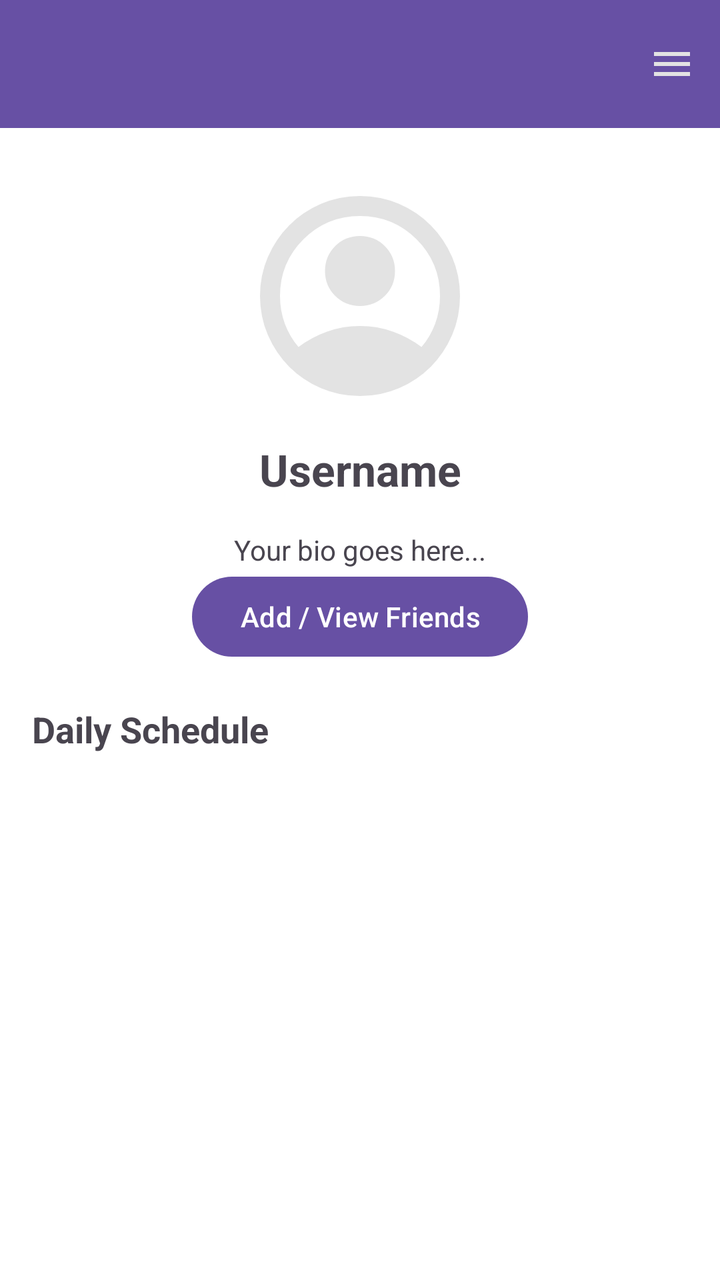
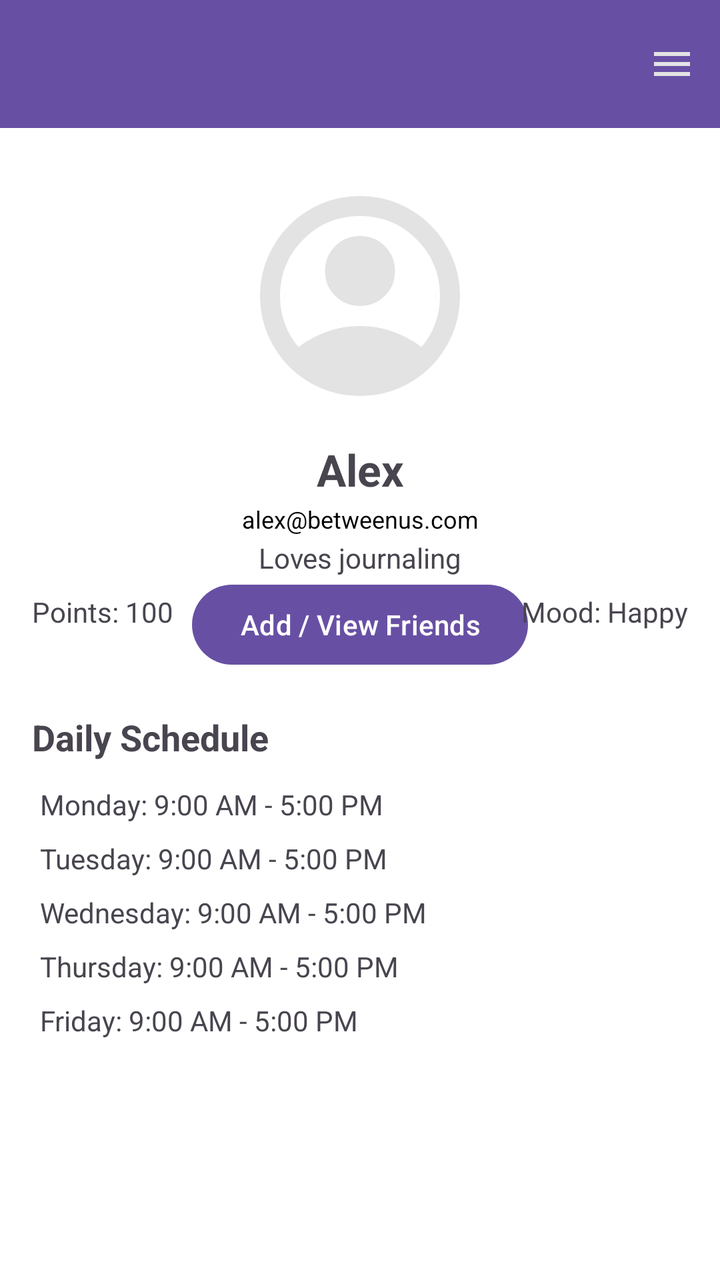

An Android layout rendered at two revisions. The XML below is the earlier revision; the diff shows what the commit changed to produce the second picture.
<!-- AndroidManifest.xml: application theme Theme.BetweenUs -->
<!-- res/layout/fragment_profile.xml -->
<?xml version="1.0" encoding="utf-8"?>
<androidx.constraintlayout.widget.ConstraintLayout
    xmlns:android="http://schemas.android.com/apk/res/android"
    xmlns:app="http://schemas.android.com/apk/res-auto"
    android:layout_width="match_parent"
    android:layout_height="match_parent"
    android:background="@color/white">

    
    <com.google.android.material.appbar.MaterialToolbar
        android:id="@+id/profileToolbar"
        android:layout_width="0dp"
        android:layout_height="wrap_content"
        android:title="Profile"
        android:background="?attr/colorPrimary"
        android:titleTextColor="@android:color/white"
        app:menu="@menu/profile_menu"
        app:layout_constraintTop_toTopOf="parent"
        app:layout_constraintStart_toStartOf="parent"
        app:layout_constraintEnd_toEndOf="parent"/>

    
    <ImageView
        android:id="@+id/profileImage"
        android:layout_width="120dp"
        android:layout_height="120dp"
        android:layout_marginTop="24dp"
        android:src="@drawable/profilebtn_filled"
        android:scaleType="centerCrop"
        app:layout_constraintTop_toBottomOf="@id/profileToolbar"
        app:layout_constraintStart_toStartOf="parent"
        app:layout_constraintEnd_toEndOf="parent"/>

    
    <TextView
        android:id="@+id/profileUsername"
        android:layout_width="wrap_content"
        android:layout_height="wrap_content"
        android:text="Username"
        android:textSize="22sp"
        android:textStyle="bold"
        android:layout_marginTop="12dp"
        app:layout_constraintTop_toBottomOf="@id/profileImage"
        app:layout_constraintStart_toStartOf="parent"
        app:layout_constraintEnd_toEndOf="parent"/>

    
    <TextView
        android:id="@+id/profileBio"
        android:layout_width="0dp"
        android:layout_height="wrap_content"
        android:text="Your bio goes here..."
        android:layout_margin="16dp"
        android:gravity="center"
        app:layout_constraintTop_toBottomOf="@id/profileUsername"
        app:layout_constraintStart_toStartOf="parent"
        app:layout_constraintEnd_toEndOf="parent"/>

    
    <Button
        android:id="@+id/viewFriendsButton"
        android:layout_width="wrap_content"
        android:layout_height="wrap_content"
        android:text="Add / View Friends"
        app:layout_constraintTop_toBottomOf="@id/profileBio"
        app:layout_constraintStart_toStartOf="parent"
        app:layout_constraintEnd_toEndOf="parent"/>

    
    <TextView
        android:id="@+id/scheduleTitle"
        android:layout_width="wrap_content"
        android:layout_height="wrap_content"
        android:text="Daily Schedule"
        android:textSize="18sp"
        android:textStyle="bold"
        android:layout_marginTop="20dp"
        app:layout_constraintTop_toBottomOf="@id/viewFriendsButton"
        app:layout_constraintStart_toStartOf="parent"
        android:layout_marginStart="16dp"/>

    
    <androidx.recyclerview.widget.RecyclerView
        android:id="@+id/scheduleRecyclerView"
        android:layout_width="0dp"
        android:layout_height="0dp"
        android:layout_margin="12dp"
        app:layout_constraintTop_toBottomOf="@id/scheduleTitle"
        app:layout_constraintBottom_toBottomOf="parent"
        app:layout_constraintStart_toStartOf="parent"
        app:layout_constraintEnd_toEndOf="parent"/>

</androidx.constraintlayout.widget.ConstraintLayout>
<!-- resources referenced by this layout -->
<resources>
  <color name="white">#FFFFFFFF</color>
  <!-- drawable profilebtn_filled (drawable) -->
  <vector xmlns:android="http://schemas.android.com/apk/res/android"
      android:width="24dp"
      android:height="24dp"
      android:viewportWidth="960"
      android:viewportHeight="960">
    <path
        android:pathData="M234,684q51,-39 114,-61.5T480,600q69,0 132,22.5T726,684q35,-41 54.5,-93T800,480q0,-133 -93.5,-226.5T480,160q-133,0 -226.5,93.5T160,480q0,59 19.5,111t54.5,93ZM380.5,479.5Q340,439 340,380t40.5,-99.5Q421,240 480,240t99.5,40.5Q620,321 620,380t-40.5,99.5Q539,520 480,520t-99.5,-40.5ZM480,880q-83,0 -156,-31.5T197,763q-54,-54 -85.5,-127T80,480q0,-83 31.5,-156T197,197q54,-54 127,-85.5T480,80q83,0 156,31.5T763,197q54,54 85.5,127T880,480q0,83 -31.5,156T763,763q-54,54 -127,85.5T480,880Z"
        android:fillColor="#e3e3e3"/>
  </vector>
  <style name="Theme.BetweenUs" parent="Theme.MaterialComponents.DayNight.DarkActionBar">
          
          <item name="colorPrimary">@color/purple_500</item>
          <item name="colorPrimaryVariant">@color/purple_700</item>
          <item name="colorOnPrimary">@color/white</item>
          
          <item name="colorSecondary">@color/teal_200</item>
          <item name="colorSecondaryVariant">@color/teal_700</item>
          <item name="colorOnSecondary">@color/black</item>
          
          <item name="android:statusBarColor">?attr/colorPrimaryVariant</item>
          
      </style>
  <color name="purple_500">#FF6200EE</color>
  <color name="purple_700">#FF3700B3</color>
  <color name="teal_200">#FF03DAC5</color>
  <color name="teal_700">#FF018786</color>
  <color name="black">#FF000000</color>
</resources>

<!-- the commit's change to res/layout/fragment_profile.xml (unified diff, before → after) -->
@@ -36,11 +36,24 @@
         android:id="@+id/profileUsername"
         android:layout_width="wrap_content"
         android:layout_height="wrap_content"
-        android:text="Username"
+        android:text="Alex"
         android:textSize="22sp"
         android:textStyle="bold"
         android:layout_marginTop="12dp"
         app:layout_constraintTop_toBottomOf="@id/profileImage"
+        app:layout_constraintStart_toStartOf="parent"
+        app:layout_constraintEnd_toEndOf="parent"/>
+    
+    
+    <TextView
+        android:id="@+id/profileEmail"
+        android:layout_width="wrap_content"
+        android:layout_height="wrap_content"
+        android:text="alex@betweenus.com"
+        android:textSize="12sp"
+        android:textColor="@android:color/black"
+        android:layout_marginTop="2dp"
+        app:layout_constraintTop_toBottomOf="@id/profileUsername"
         app:layout_constraintStart_toStartOf="parent"
         app:layout_constraintEnd_toEndOf="parent"/>
 
@@ -49,8 +62,8 @@
         android:id="@+id/profileBio"
         android:layout_width="0dp"
         android:layout_height="wrap_content"
-        android:text="Your bio goes here..."
-        android:layout_margin="16dp"
+        android:text="Loves journaling"
+        android:layout_margin="20dp"
         android:gravity="center"
         app:layout_constraintTop_toBottomOf="@id/profileUsername"
         app:layout_constraintStart_toStartOf="parent"
@@ -80,14 +93,71 @@
         android:layout_marginStart="16dp"/>
 
     
-    <androidx.recyclerview.widget.RecyclerView
-        android:id="@+id/scheduleRecyclerView"
+
+    
+    <LinearLayout
+        android:id="@+id/scheduleContainer"
+        android:orientation="vertical"
         android:layout_width="0dp"
-        android:layout_height="0dp"
-        android:layout_margin="12dp"
+        android:layout_height="wrap_content"
+        android:layout_marginStart="16dp"
+        android:layout_marginEnd="16dp"
+        android:layout_marginTop="8dp"
         app:layout_constraintTop_toBottomOf="@id/scheduleTitle"
-        app:layout_constraintBottom_toBottomOf="parent"
         app:layout_constraintStart_toStartOf="parent"
-        app:layout_constraintEnd_toEndOf="parent"/>
+        app:layout_constraintEnd_toEndOf="parent">
+
+        <TextView
+            android:layout_width="wrap_content"
+            android:layout_height="wrap_content"
+            android:text="Monday: 9:00 AM - 5:00 PM"
+            android:padding="4dp"/>
+
+        <TextView
+            android:layout_width="wrap_content"
+            android:layout_height="wrap_content"
+            android:text="Tuesday: 9:00 AM - 5:00 PM"
+            android:padding="4dp"/>
+
+        <TextView
+            android:layout_width="wrap_content"
+            android:layout_height="wrap_content"
+            android:text="Wednesday: 9:00 AM - 5:00 PM"
+            android:padding="4dp"/>
+
+        <TextView
+            android:layout_width="wrap_content"
+            android:layout_height="wrap_content"
+            android:text="Thursday: 9:00 AM - 5:00 PM"
+            android:padding="4dp"/>
+
+        <TextView
+            android:layout_width="wrap_content"
+            android:layout_height="wrap_content"
+            android:text="Friday: 9:00 AM - 5:00 PM"
+            android:padding="4dp"/>
+    </LinearLayout>
+
+    
+    <TextView
+        android:id="@+id/profilePoints"
+        android:layout_width="wrap_content"
+        android:layout_height="wrap_content"
+        android:text="Points: 100"
+        android:layout_marginTop="8dp"
+        app:layout_constraintTop_toBottomOf="@id/profileBio"
+        app:layout_constraintStart_toStartOf="parent"
+        android:layout_marginStart="16dp"/>
+
+    <TextView
+        android:id="@+id/profileMood"
+        android:layout_width="wrap_content"
+        android:layout_height="wrap_content"
+        android:text="Mood: Happy"
+        android:layout_marginTop="8dp"
+        app:layout_constraintTop_toBottomOf="@id/profileBio"
+        app:layout_constraintEnd_toEndOf="parent"
+        android:layout_marginEnd="16dp"/>
+
 
 </androidx.constraintlayout.widget.ConstraintLayout>
